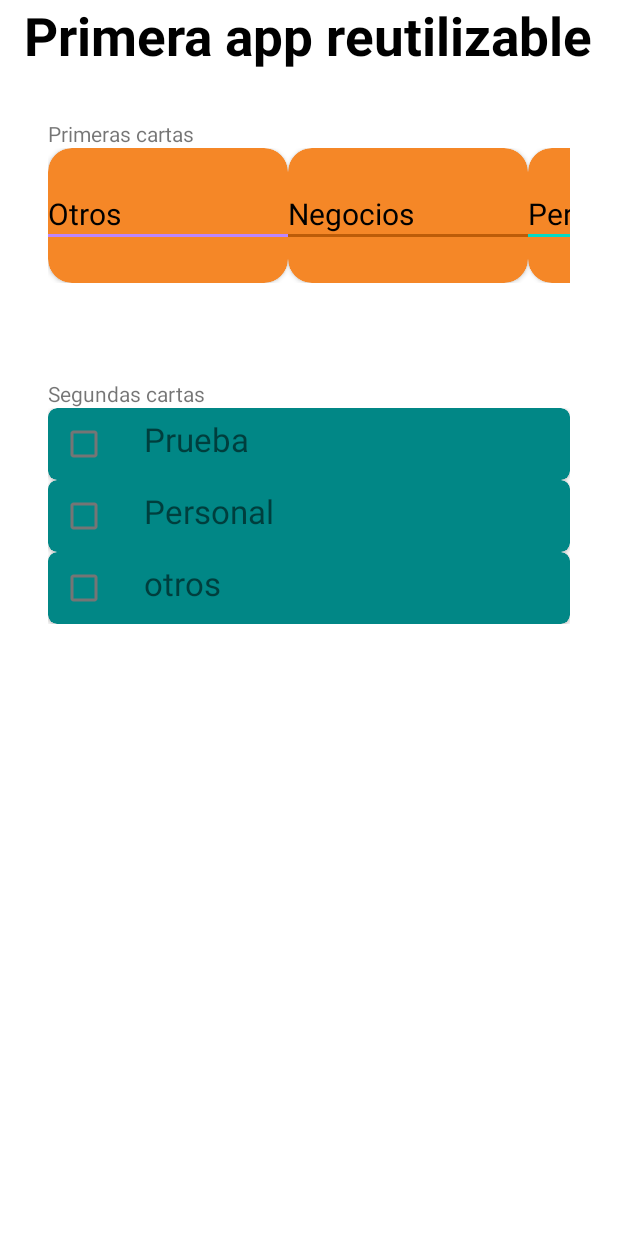
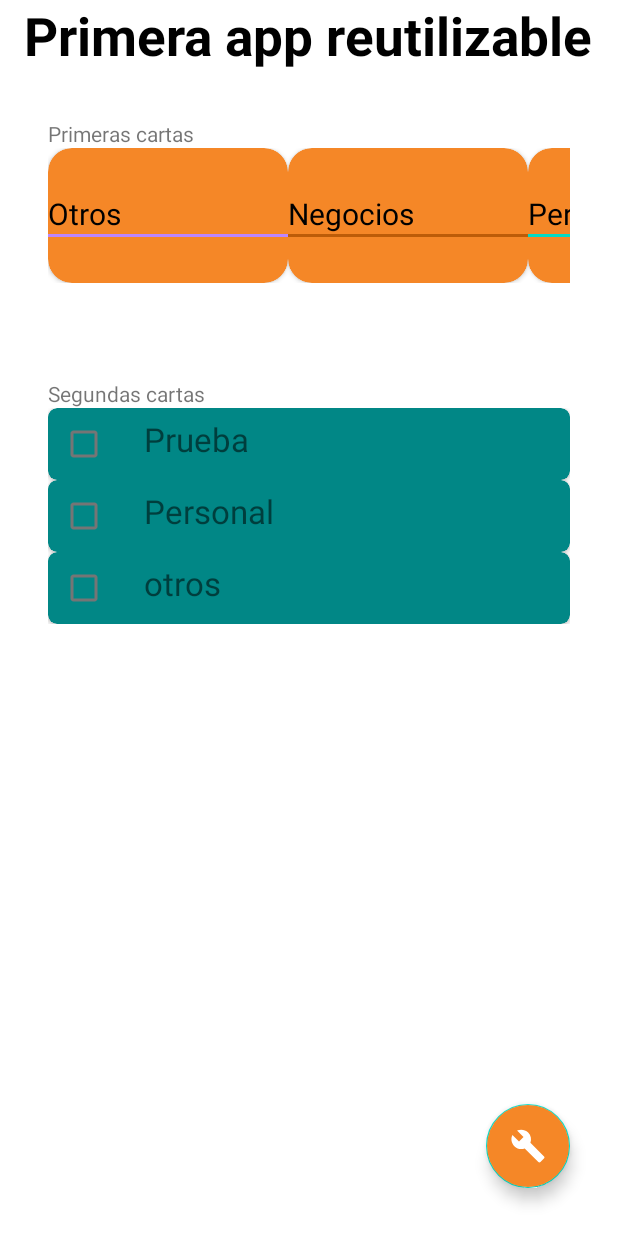
Before and after one commit to titooDiaz/STUDY, an Android app: the ReciclarVistasActivity screen opened directly, with no data from a screen before it, on a phone screen of 412 x 824 dp. Run offline under Robolectric (Android 15) with nearby library versions, the light colour scheme and no system bars; Roboto replaces fonts that are not available here.

Commit message:
group of buttons

```diff
--- a/Android/MyFirstApp/app/src/main/java/com/titoodev/myfirstapp/reciclarVistas/ReciclarVistasActivity.kt
+++ b/Android/MyFirstApp/app/src/main/java/com/titoodev/myfirstapp/reciclarVistas/ReciclarVistasActivity.kt
@@ -1,12 +1,18 @@
 package com.titoodev.myfirstapp.reciclarVistas
 
+import android.app.Dialog
 import android.os.Bundle
+import android.widget.Button
+import android.widget.EditText
+import android.widget.RadioButton
+import android.widget.RadioGroup
 import androidx.activity.enableEdgeToEdge
 import androidx.appcompat.app.AppCompatActivity
 import androidx.core.view.ViewCompat
 import androidx.core.view.WindowInsetsCompat
 import androidx.recyclerview.widget.LinearLayoutManager
 import androidx.recyclerview.widget.RecyclerView
+import com.google.android.material.floatingactionbutton.FloatingActionButton
 import com.titoodev.myfirstapp.R
 
 class ReciclarVistasActivity : AppCompatActivity() {
@@ -23,6 +29,9 @@ class ReciclarVistasActivity : AppCompatActivity() {
         Task("Personal", TaskCategory.Personal),
         Task("otros", TaskCategory.Other),
     )
+
+    // boton agregar tareas
+    private lateinit var btnAddTask: FloatingActionButton
 
     // primeras cartas reutilziables
     private lateinit var recyclerBoxvar: RecyclerView
@@ -45,6 +54,7 @@ class ReciclarVistasActivity : AppCompatActivity() {
         // la vista reciclada va a recibir un conjunto de datos
         initComponents()
         initUI()
+        initListeners()
     }
 
     private fun initUI(){
@@ -59,9 +69,43 @@ class ReciclarVistasActivity : AppCompatActivity() {
         taskAdapater = TaskAdapter(tasks)
         recyclerBoxvar2.layoutManager = LinearLayoutManager(this, LinearLayoutManager.VERTICAL, false)
         recyclerBoxvar2.adapter = taskAdapater
+
+        // iniizializar boton
+        btnAddTask = findViewById(R.id.addTask)
+
     }
     private fun initComponents(){
         recyclerBoxvar = findViewById(R.id.recyclerBox)
         recyclerBoxvar2 = findViewById(R.id.recyclerBox2)
     }
+
+    private fun initListeners(){
+        btnAddTask.setOnClickListener{
+            showDialog()
+        }
+    }
+
+    private fun showDialog(){
+
+        val dialog = Dialog(this)
+        dialog.setContentView(R.layout.dialog_task)
+
+        // elementos relaciondos
+        val inputTask: EditText = dialog.findViewById(R.id.inputTask)
+        val buttonGroup: RadioGroup = dialog.findViewById(R.id.radioGroup)
+        val btnAddNewTask: Button = dialog.findViewById(R.id.btnAddTask)
+
+        btnAddNewTask.setOnClickListener{
+            val selectedId = buttonGroup.checkedRadioButtonId
+            val button:RadioButton = buttonGroup.findViewById(selectedId)
+
+            val currentCategory:TaskCategory = when(button.text){
+                    "negocios"-> TaskCategory.Business
+                    "personal"-> TaskCategory.Personal
+                    else -> TaskCategory.Other
+            }
+        }
+
+        dialog.show()
+    }
 }
--- a/Android/MyFirstApp/app/src/main/java/com/titoodev/myfirstapp/reciclarVistas/TaskAdapter.kt
+++ b/Android/MyFirstApp/app/src/main/java/com/titoodev/myfirstapp/reciclarVistas/TaskAdapter.kt
@@ -7,7 +7,7 @@ import com.titoodev.myfirstapp.R
 
 class TaskAdapter(private val tasks: MutableList<Task>) : RecyclerView.Adapter<TaskViewHolder>() {
     override fun onBindViewHolder(holder: TaskViewHolder, position: Int) {
-        // crear una vista visual y montar esa vista
+        // crear una vista visual y montar esa vistat
         holder.render(tasks[position])
     }
 
--- a/Android/MyFirstApp/app/src/main/res/layout/activity_reciclar_vistas.xml
+++ b/Android/MyFirstApp/app/src/main/res/layout/activity_reciclar_vistas.xml
@@ -1,7 +1,13 @@
 <?xml version="1.0" encoding="utf-8"?>
-<LinearLayout xmlns:android="http://schemas.android.com/apk/res/android"
+
+<FrameLayout xmlns:android="http://schemas.android.com/apk/res/android"
     xmlns:app="http://schemas.android.com/apk/res-auto"
     xmlns:tools="http://schemas.android.com/tools"
+    android:layout_width="match_parent"
+    android:layout_height="match_parent">
+
+
+    <LinearLayout
         android:id="@+id/main"
         android:layout_width="match_parent"
         android:layout_height="match_parent"
@@ -57,5 +63,17 @@
                 android:id="@+id/recyclerBox2">
             </androidx.recyclerview.widget.RecyclerView>
         </LinearLayout>
+    </LinearLayout>
+    <com.google.android.material.floatingactionbutton.FloatingActionButton
+        android:id="@+id/addTask"
+        android:layout_width="wrap_content"
+        android:layout_height="wrap_content"
+        android:layout_margin="32dp"
+        android:backgroundTint="@color/orange"
+        android:src="@drawable/build"
+        app:tint = "@color/white"
+        tools:ignore="SpeakableTextPresentCheck,ImageContrastCheck,ClassNameCheck"
+        android:layout_gravity="end|bottom">
 
-</LinearLayout>
+    </com.google.android.material.floatingactionbutton.FloatingActionButton>
+</FrameLayout>
--- a/Android/MyFirstApp/app/src/main/res/values/strings.xml
+++ b/Android/MyFirstApp/app/src/main/res/values/strings.xml
@@ -23,4 +23,9 @@
     <string name="title2">Primera app reutilizable</string>
     <string name="subtitle1">Primeras cartas</string>
     <string name="subtitle2">Segundas cartas</string>
+
+<!--    inputs-->
+    <string name="inputTask">Escribe tu tarea</string>
+
+    <string name="negocios">negocios</string>
 </resources>
```
Also changed, not shown: Android/MyFirstApp/app/src/main/res/layout/dialog_task.xml (+61 -4 lines), 1 other file. Lines whose indentation alone changed are shown as unchanged.
